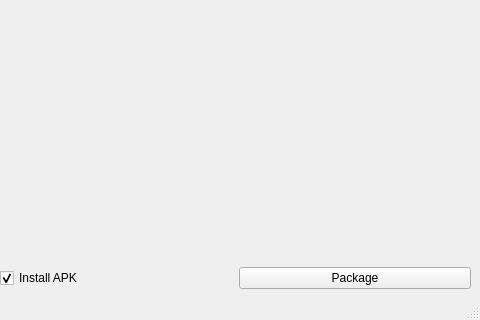
This is packager/ui_mainwindow.ui in segafan/bennugd-monolithic as Qt 5 draws it before an edit; both pictures show x 486 to 966 and y 280 to 600 of the 966 by 600 pixel window. The edited form follows.
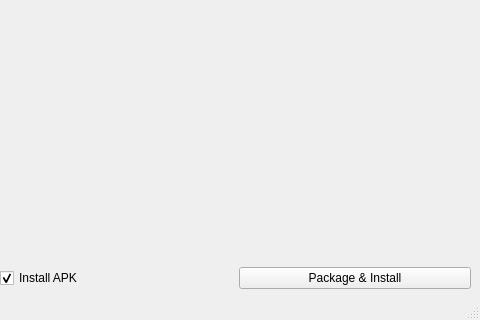
This is the edited form.

Commit message: * Change the 'Package' button according to value of checkbox. * Update the Android SDL template source code.

Patch:
```diff
--- a/packager/ui_mainwindow.ui
+++ b/packager/ui_mainwindow.ui
@@ -192,7 +192,7 @@
            <string>Click when you feel ready to package your app</string>
           </property>
           <property name="text">
-           <string>Package</string>
+           <string>Package &amp;&amp; Install</string>
           </property>
          </widget>
         </item>
```
The commit also changes 4 other files.
